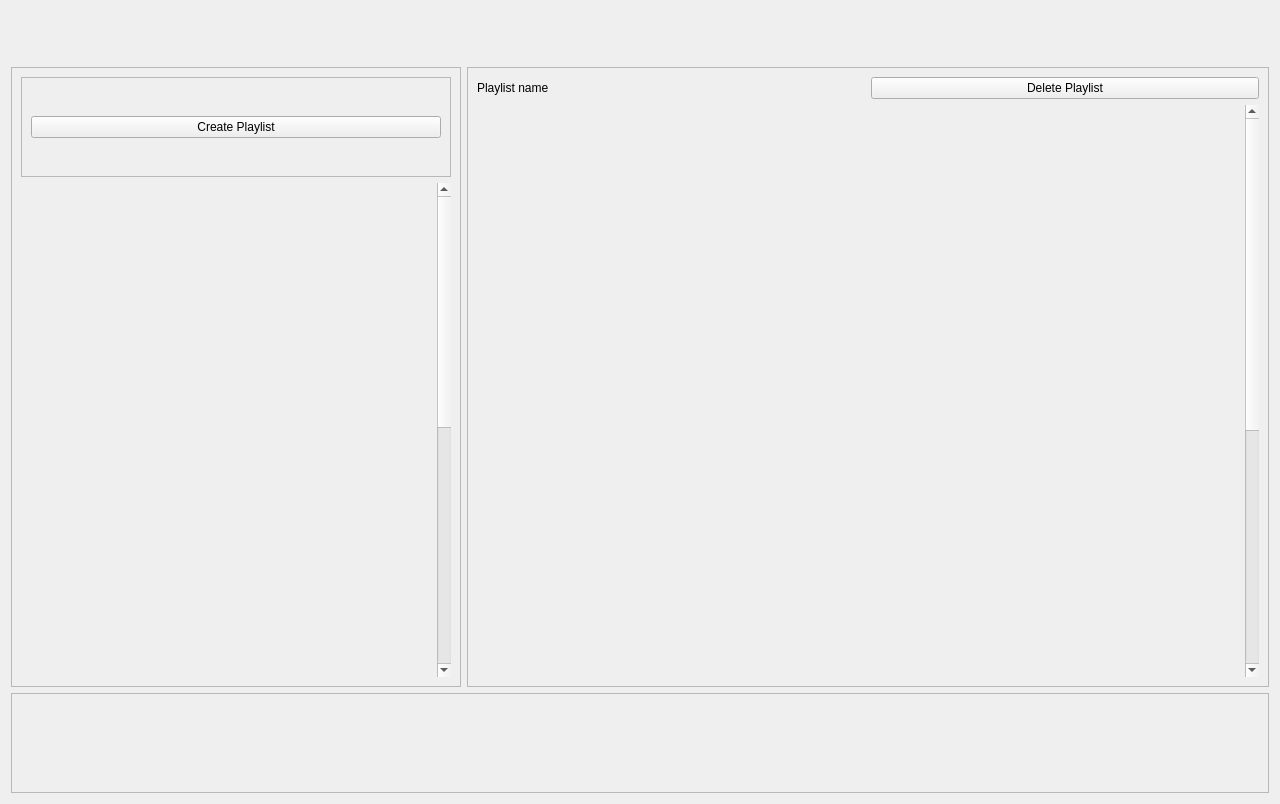
Before: the Qt Designer form SoundDrive/main.ui in Nmstr/SoundDrive, drawn with Qt 5.
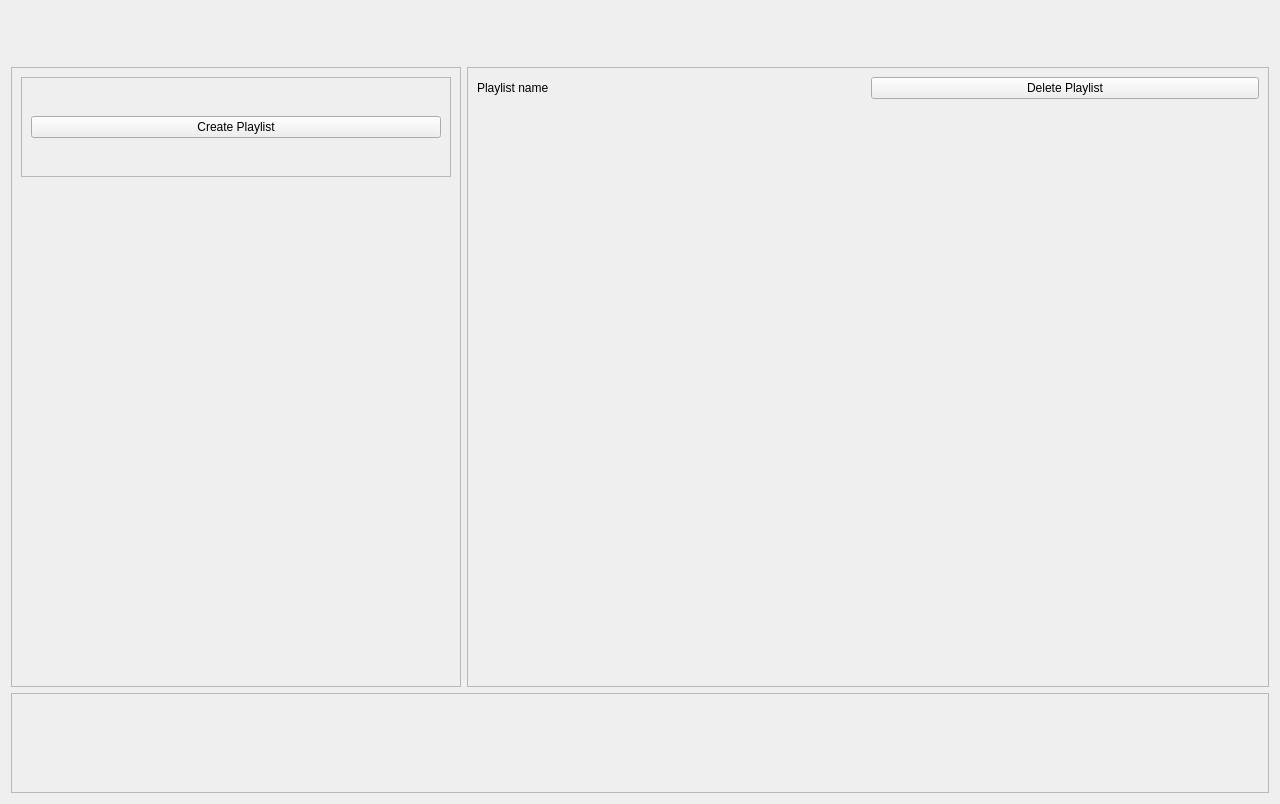
After: the same form once the commit is applied. The open tabs and pages were chosen to show the change.

Diff of the .ui file:
```diff
--- a/SoundDrive/main.ui
+++ b/SoundDrive/main.ui
@@ -150,16 +150,31 @@
            <rect>
             <x>0</x>
             <y>0</y>
-            <width>772</width>
-            <height>1000</height>
+            <width>786</width>
+            <height>572</height>
            </rect>
           </property>
           <property name="minimumSize">
            <size>
             <width>0</width>
-            <height>1000</height>
+            <height>0</height>
            </size>
           </property>
+          <layout class="QVBoxLayout" name="verticalLayout_5">
+           <item>
+            <spacer name="verticalSpacer_3">
+             <property name="orientation">
+              <enum>Qt::Orientation::Vertical</enum>
+             </property>
+             <property name="sizeHint" stdset="0">
+              <size>
+               <width>20</width>
+               <height>551</height>
+              </size>
+             </property>
+            </spacer>
+           </item>
+          </layout>
          </widget>
         </widget>
        </item>
@@ -197,6 +212,12 @@
    </item>
    <item row="1" column="0">
     <widget class="QFrame" name="side">
+     <property name="sizePolicy">
+      <sizepolicy hsizetype="Preferred" vsizetype="Preferred">
+       <horstretch>0</horstretch>
+       <verstretch>0</verstretch>
+      </sizepolicy>
+     </property>
      <property name="minimumSize">
       <size>
        <width>250</width>
@@ -254,16 +275,37 @@
           <rect>
            <x>0</x>
            <y>0</y>
-           <width>416</width>
-           <height>1000</height>
+           <width>430</width>
+           <height>498</height>
           </rect>
          </property>
+         <property name="sizePolicy">
+          <sizepolicy hsizetype="Expanding" vsizetype="Expanding">
+           <horstretch>0</horstretch>
+           <verstretch>0</verstretch>
+          </sizepolicy>
+         </property>
          <property name="minimumSize">
           <size>
            <width>0</width>
-           <height>1000</height>
+           <height>0</height>
           </size>
          </property>
+         <layout class="QVBoxLayout" name="verticalLayout_3">
+          <item>
+           <spacer name="verticalSpacer">
+            <property name="orientation">
+             <enum>Qt::Orientation::Vertical</enum>
+            </property>
+            <property name="sizeHint" stdset="0">
+             <size>
+              <width>20</width>
+              <height>477</height>
+             </size>
+            </property>
+           </spacer>
+          </item>
+         </layout>
         </widget>
        </widget>
       </item>
```
Left out of the diff: 23 changed lines with no effect on the pictures.
